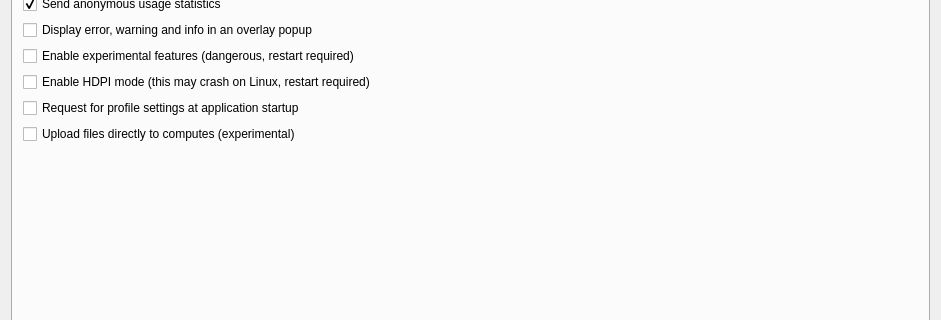
Before: the Qt Designer form gns3/ui/general_preferences_page.ui in GNS3/gns3-gui, drawn with Qt 5; both pictures show x 0 to 941 and y 105 to 425 of the 941 by 910 pixel window.
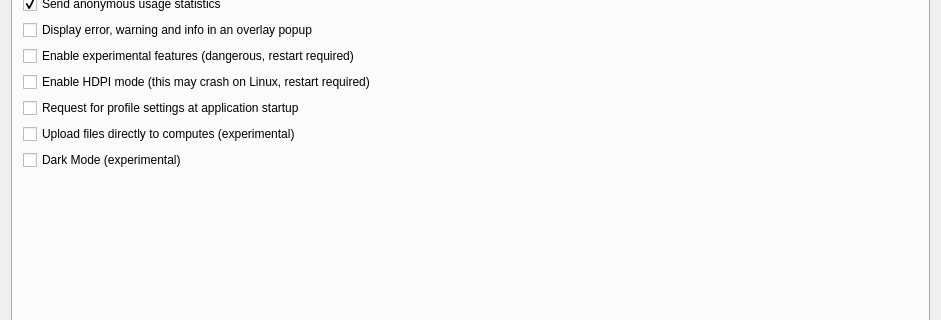
After: the same form once the commit is applied. The open tabs and pages were chosen to show the change.

Commit message: add dark mode button

The edit to the form file:
```diff
--- a/gns3/ui/general_preferences_page.ui
+++ b/gns3/ui/general_preferences_page.ui
@@ -1014,6 +1014,22 @@
          </property>
         </widget>
        </item>
+
+
+
+       <item>
+        <widget class="QCheckBox" name="uiDarkMode">
+         <property name="toolTip">
+          <string>Experimental, Makes the software dark for low light use</string>
+         </property>
+         <property name="text">
+          <string>Dark Mode (experimental)</string>
+         </property>
+        </widget>
+       </item>
+
+
+
        <item>
         <spacer name="verticalSpacer">
          <property name="orientation">
```
Left out of the diff: 1 changed line with no effect on the pictures. The commit also changes 1 other file.
